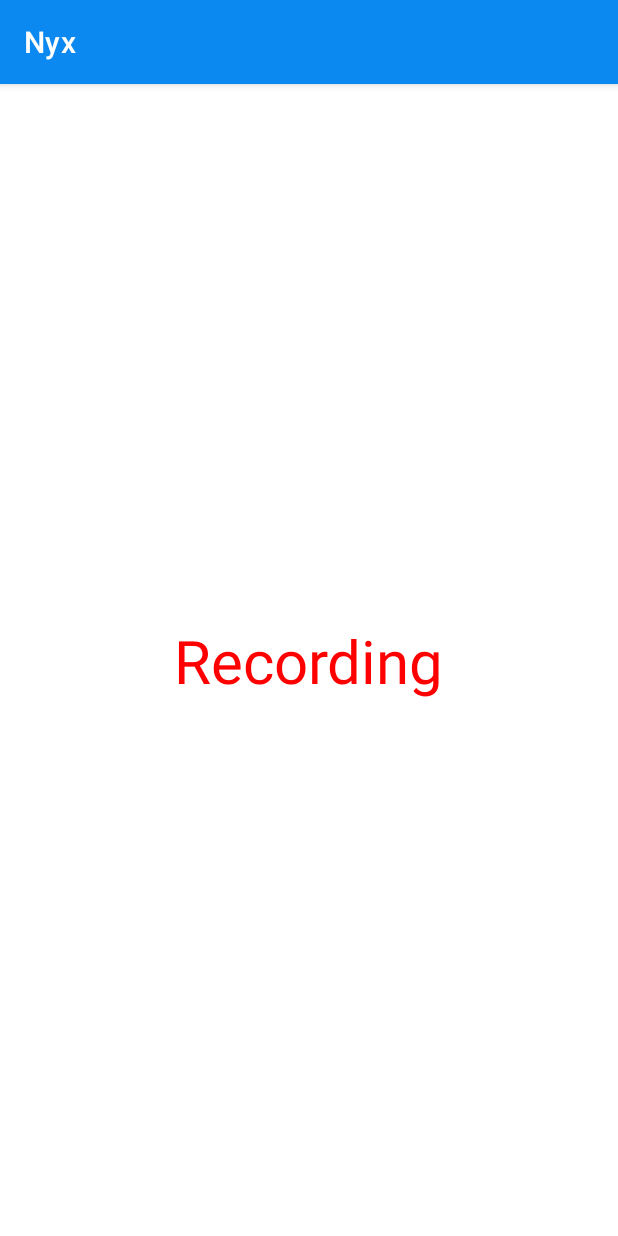
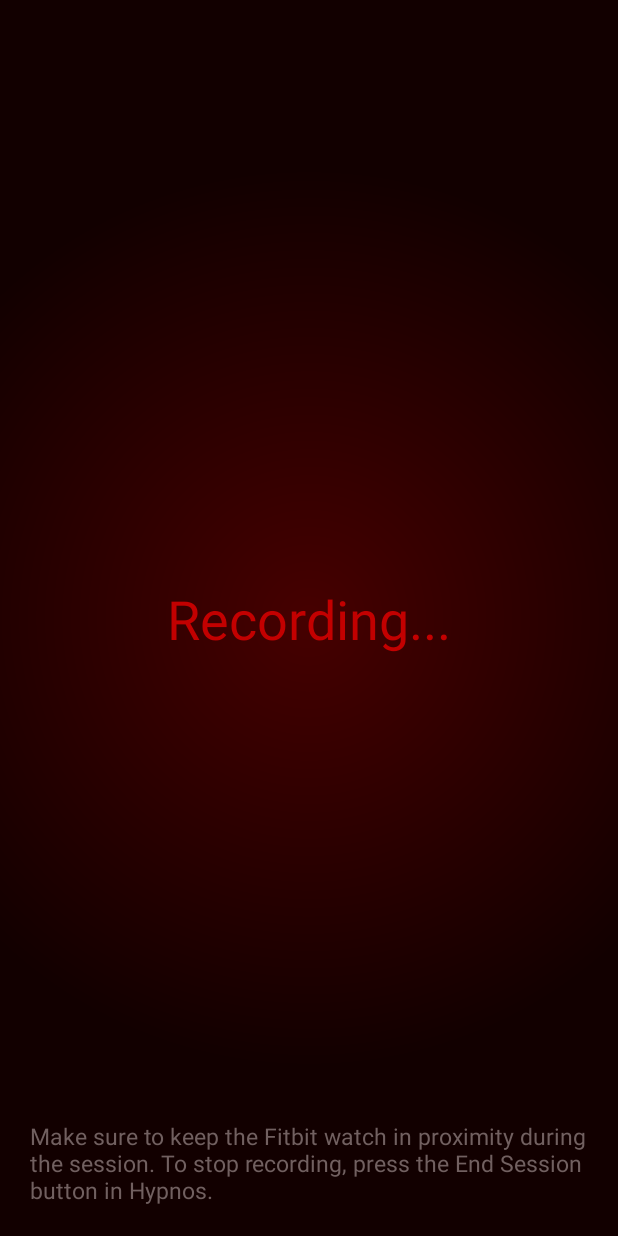
Before and after one commit to ademsalih/android-sleep-track, an Android app: the RecordingSessionActivity screen opened directly, with no data from a screen before it, on a phone screen of 412 x 824 dp. Run offline under Robolectric (Android 15) with nearby library versions, the phone set to English and light mode, and no system bars; 1 statement that could not run was skipped.

Commit message:
updated recording screen

```diff
--- a/app/src/main/java/com/example/fitbit_tracker/db/NyxDatabase.java
+++ b/app/src/main/java/com/example/fitbit_tracker/db/NyxDatabase.java
@@ -85,6 +85,7 @@ public class NyxDatabase {
                 DatabaseContract.Session.UUID,
                 DatabaseContract.Session.START_TIME,
                 DatabaseContract.Session.END_TIME,
+                DatabaseContract.Session.DEVICE_MODEL,
                 DatabaseContract.Session.READINGS_COUNT
         };
 
@@ -105,6 +106,7 @@ public class NyxDatabase {
             String UUID = cursor.getString(cursor.getColumnIndexOrThrow(DatabaseContract.Session.UUID));
             long startTime = cursor.getLong(cursor.getColumnIndexOrThrow(DatabaseContract.Session.START_TIME));
             long endTime = cursor.getLong(cursor.getColumnIndexOrThrow(DatabaseContract.Session.END_TIME));
+            String deviceModel = cursor.getString(cursor.getColumnIndexOrThrow(DatabaseContract.Session.DEVICE_MODEL));
             int numberOfReadings = cursor.getInt(cursor.getColumnIndexOrThrow(DatabaseContract.Session.READINGS_COUNT));
 
             Session session = new Session();
@@ -112,6 +114,7 @@ public class NyxDatabase {
             session.setUuid(UUID);
             session.setStartTime(startTime);
             session.setEndTime(endTime);
+            session.setDeviceModel(deviceModel);
             session.setReadingsCount(numberOfReadings);
 
             sessions.add(session);
--- a/app/src/main/java/com/example/fitbit_tracker/views/MainActivity.java
+++ b/app/src/main/java/com/example/fitbit_tracker/views/MainActivity.java
@@ -65,6 +65,7 @@ public class MainActivity extends AppCompatActivity implements ServiceCallback {
         super.onCreate(savedInstanceState);
         setContentView(R.layout.activity_main);
 
+        getSupportActionBar().setTitle("Welcome to Nyx");
         //getWindow().addFlags(WindowManager.LayoutParams.FLAG_KEEP_SCREEN_ON);
 
         context = this;
@@ -81,7 +82,6 @@ public class MainActivity extends AppCompatActivity implements ServiceCallback {
                 startService(websocketServerServiceIntent);
             }
         });
-
 
         bindService(websocketServerServiceIntent, new ServiceConnection() {
             @Override
--- a/app/src/main/java/com/example/fitbit_tracker/views/RecordingSessionActivity.java
+++ b/app/src/main/java/com/example/fitbit_tracker/views/RecordingSessionActivity.java
@@ -9,6 +9,7 @@ import android.os.Bundle;
 import android.os.IBinder;
 import android.util.Log;
 import android.view.KeyEvent;
+import android.view.WindowManager;
 
 import com.example.fitbit_tracker.R;
 import com.example.fitbit_tracker.handlers.ServiceCallback;
@@ -22,6 +23,8 @@ public class RecordingSessionActivity extends AppCompatActivity implements Sessi
     protected void onCreate(Bundle savedInstanceState) {
         super.onCreate(savedInstanceState);
         setContentView(R.layout.activity_recording_session);
+        getSupportActionBar().hide();
+        getWindow().addFlags(WindowManager.LayoutParams.FLAG_FULLSCREEN);
 
         Intent intent = new Intent(RecordingSessionActivity.this, CustomWebSocketServerService.class);
 
--- a/app/src/main/java/com/example/fitbit_tracker/views/SessionsActivity.java
+++ b/app/src/main/java/com/example/fitbit_tracker/views/SessionsActivity.java
@@ -25,6 +25,9 @@ public class SessionsActivity extends AppCompatActivity implements LifecycleOwne
         setContentView(R.layout.activity_sessions);
 
         List<Session> sessions = new NyxDatabase(this).getAllSessions();
+
+        getSupportActionBar().setTitle("Sessions" + " (" + sessions.size() + ")");
+
         Collections.reverse(sessions);
 
         RecyclerView recyclerView = findViewById(R.id.sessionsRecyclerView);
--- a/app/src/main/java/com/example/fitbit_tracker/wsserver/CustomWebSocketServerService.java
+++ b/app/src/main/java/com/example/fitbit_tracker/wsserver/CustomWebSocketServerService.java
@@ -165,9 +165,9 @@ public class CustomWebSocketServerService extends Service implements WebSocketCa
 
     @Override
     public void onSessionStart() {
-        Intent recordingSessionIntent = new Intent(this, RecordingSessionActivity.class);
+        Intent recordingSessionIntent = new Intent(getApplicationContext(), RecordingSessionActivity.class);
+        recordingSessionIntent.addFlags(Intent.FLAG_ACTIVITY_NEW_TASK);
         startActivity(recordingSessionIntent);
-
     }
 
     @Override
--- /dev/null
+++ b/app/src/main/res/drawable/gradient.xml
@@ -0,0 +1,8 @@
+<?xml version="1.0" encoding="utf-8"?>
+<shape xmlns:android="http://schemas.android.com/apk/res/android" android:shape="rectangle">
+<gradient
+    android:type="radial"
+    android:gradientRadius="300dp"
+    android:startColor="#460000"
+    android:endColor="#120000" />
+</shape>
--- a/app/src/main/res/layout/activity_recording_session.xml
+++ b/app/src/main/res/layout/activity_recording_session.xml
@@ -4,18 +4,31 @@
     xmlns:tools="http://schemas.android.com/tools"
     android:layout_width="match_parent"
     android:layout_height="match_parent"
-    android:background="#FFFFFF"
+    android:background="@drawable/gradient"
+    android:padding="20dp"
     tools:context=".views.RecordingSessionActivity">
 
     <TextView
         android:id="@+id/textView2"
         android:layout_width="wrap_content"
         android:layout_height="wrap_content"
-        android:text="Recording"
-        android:textColor="#FF0000"
-        android:textSize="40sp"
+        android:text="@string/recordingText"
+        android:textColor="#C30000"
+        android:textSize="36sp"
         app:layout_constraintBottom_toBottomOf="parent"
         app:layout_constraintEnd_toEndOf="parent"
         app:layout_constraintStart_toStartOf="parent"
         app:layout_constraintTop_toTopOf="parent" />
+
+    <TextView
+        android:id="@+id/textView4"
+        android:layout_width="wrap_content"
+        android:layout_height="wrap_content"
+        android:text="@string/recordingDescriptionText"
+        android:textColor="#716060"
+        android:textSize="15sp"
+        app:layout_constraintBottom_toBottomOf="parent"
+        app:layout_constraintEnd_toEndOf="parent"
+        app:layout_constraintStart_toStartOf="parent" />
+
 </androidx.constraintlayout.widget.ConstraintLayout>
--- a/app/src/main/res/values/strings.xml
+++ b/app/src/main/res/values/strings.xml
@@ -1,4 +1,6 @@
 <resources>
     <string name="app_name">Nyx</string>
     <string name="NOT_CONNECTED_TEXT">Looking for Fitbit device...</string>
+    <string name="recordingText">Recording...</string>
+    <string name="recordingDescriptionText">Make sure to keep the Fitbit watch in proximity during the session. To stop recording, press the End Session button in Hypnos.</string>
 </resources>
```
Also changed, not shown: app/src/main/java/com/example/fitbit_tracker/adapter/SessionRecyclerViewAdapter.java (+29 -59 lines), app/src/main/java/com/example/fitbit_tracker/utils/TimeUtils.java (added, +87 -0 lines), app/src/main/res/layout/session_item.xml (+4 -4 lines), app/src/main/res/layout/session_item_2.xml (added, +114 -0 lines).
